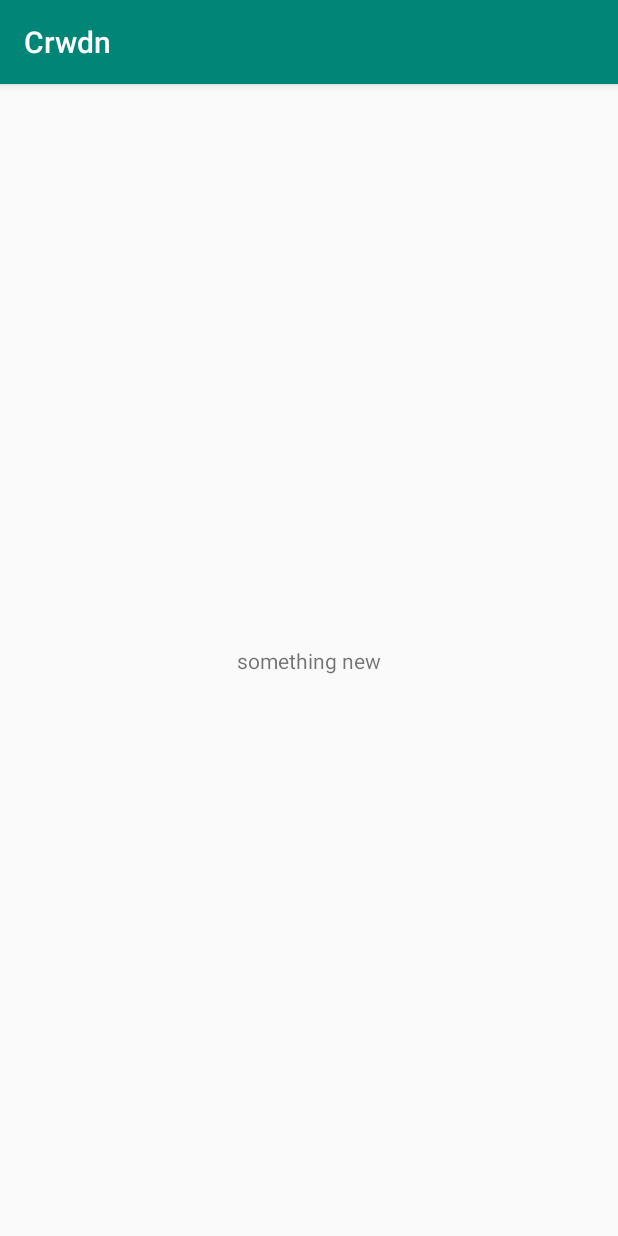
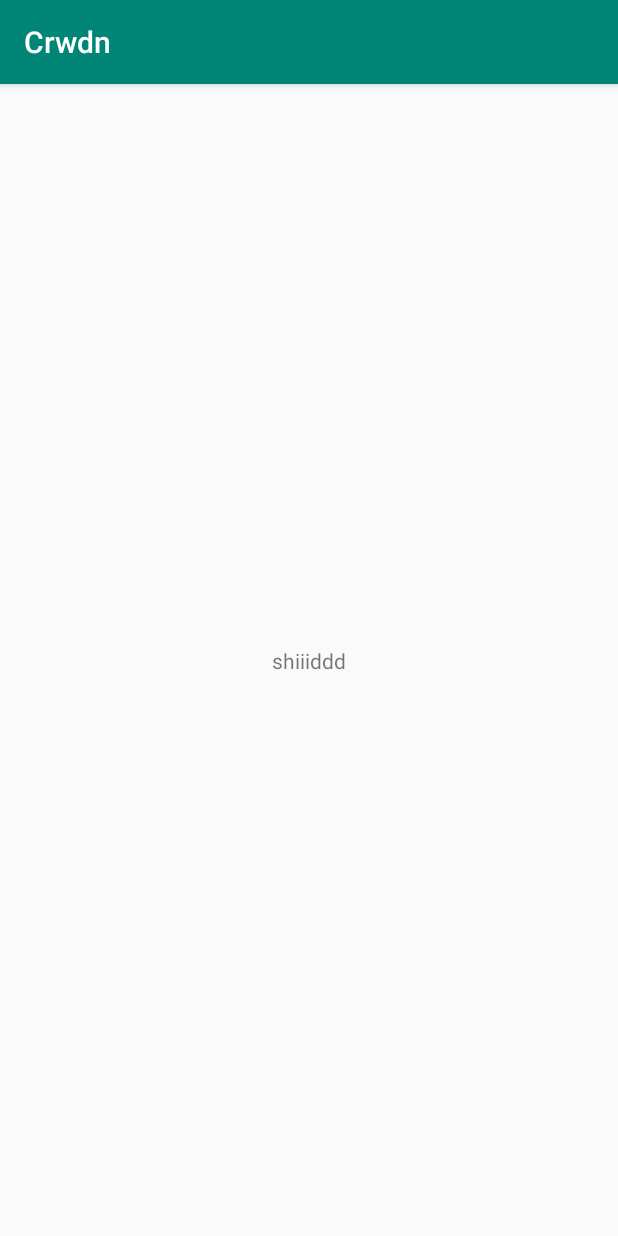
Before and after one commit to swagbot401/Crwdn_Software, an Android app: the screen it shows after launch (MainActivity), on a phone screen of 412 x 824 dp. Run offline under Robolectric (Android 15) with nearby library versions, the phone set to English and light mode, and no system bars.

```diff
--- /dev/null
+++ b/app/src/main/java/test.java
@@ -0,0 +1,2 @@
+public class test {
+}
--- a/app/src/main/res/layout/activity_main.xml
+++ b/app/src/main/res/layout/activity_main.xml
@@ -9,7 +9,7 @@
     <TextView
         android:layout_width="wrap_content"
         android:layout_height="wrap_content"
-        android:text="something new"
+        android:text="shiiiddd"
         app:layout_constraintBottom_toBottomOf="parent"
         app:layout_constraintLeft_toLeftOf="parent"
         app:layout_constraintRight_toRightOf="parent"
```
